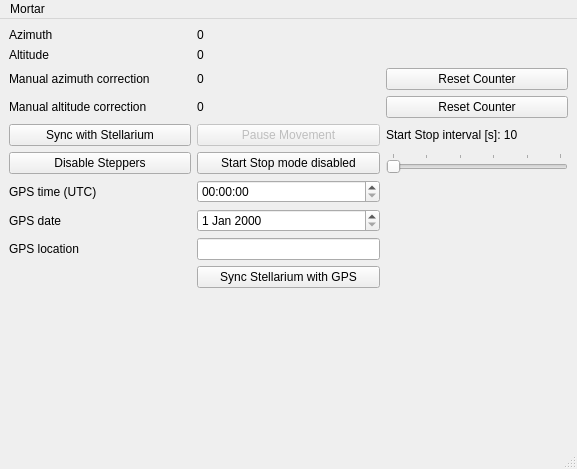
Before: the Qt Designer form MainWindow.ui in kwahoo2/Mortar, drawn with Qt 5.
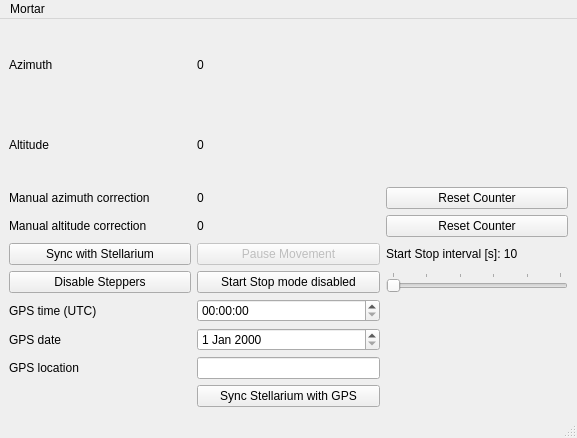
After: the same form once the commit is applied. Icons and pictures are not drawn.

```diff
--- a/MainWindow.ui
+++ b/MainWindow.ui
@@ -10,7 +10,7 @@
     <x>0</x>
     <y>0</y>
     <width>577</width>
-    <height>469</height>
+    <height>438</height>
    </rect>
   </property>
   <property name="windowTitle">
@@ -31,7 +31,7 @@
     </sizepolicy>
    </property>
    <layout class="QGridLayout" name="gridLayout_2">
-    <item row="0" column="1">
+    <item row="0" column="2">
      <layout class="QGridLayout" name="gridLayout">
       <property name="sizeConstraint">
        <enum>QLayout::SetMinAndMaxSize</enum>
@@ -234,19 +234,6 @@
       </item>
      </layout>
     </item>
-    <item row="3" column="1">
-     <spacer name="verticalSpacer">
-      <property name="orientation">
-       <enum>Qt::Vertical</enum>
-      </property>
-      <property name="sizeHint" stdset="0">
-       <size>
-        <width>20</width>
-        <height>40</height>
-       </size>
-      </property>
-     </spacer>
-    </item>
    </layout>
   </widget>
   <widget class="QMenuBar" name="menubar">
```
Left out of the diff: 238 changed lines with no effect on the pictures.
